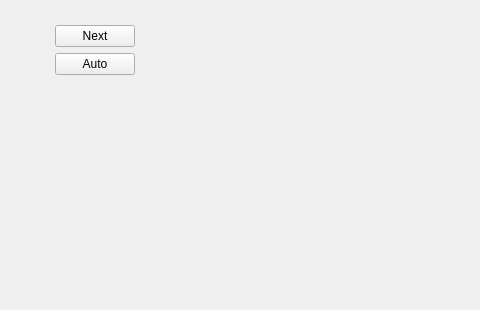
Above: Life_Game/gamewindow.ui from Grenka054/Conway-s-Game-of-Life before the change; both pictures show x 0 to 480 and y 0 to 310 of the 926 by 310 pixel window. Below: the same form after it.
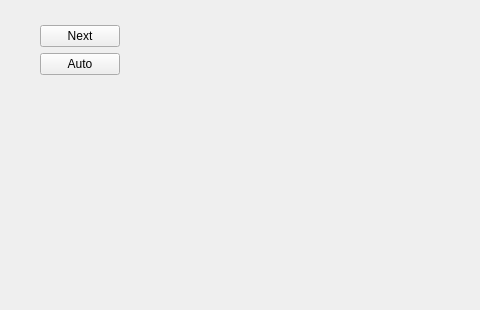
That is the form after the change.

Diff of the .ui file:
```diff
--- a/Life_Game/gamewindow.ui
+++ b/Life_Game/gamewindow.ui
@@ -48,7 +48,7 @@
         <enum>QLayout::SetFixedSize</enum>
        </property>
        <property name="leftMargin">
-        <number>15</number>
+        <number>0</number>
        </property>
        <property name="topMargin">
         <number>15</number>
```
